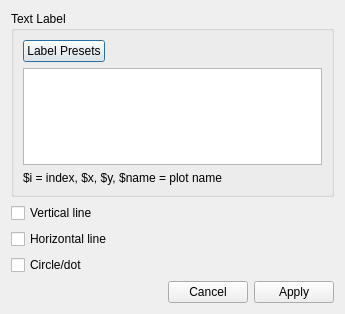
noedigcode/GidPlot, file src/MarkerEditDialog.ui: the form before one commit.
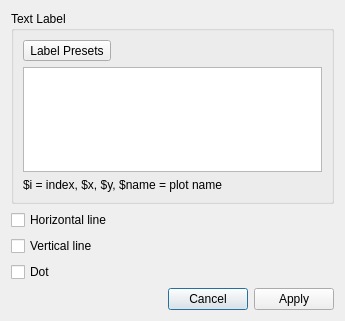
The form after the commit.

Commit message: Marker edit dialog: Put horizontal checkbox first. Change presets button to toolbutton with arrow.

```diff
--- a/src/MarkerEditDialog.ui
+++ b/src/MarkerEditDialog.ui
@@ -7,7 +7,7 @@
     <x>0</x>
     <y>0</y>
     <width>345</width>
-    <height>314</height>
+    <height>321</height>
    </rect>
   </property>
   <property name="windowTitle">
@@ -23,10 +23,19 @@
       <item>
        <layout class="QHBoxLayout" name="horizontalLayout">
         <item>
-         <widget class="QPushButton" name="pushButton_presets">
+         <widget class="QToolButton" name="toolButton_presets">
           <property name="text">
            <string>Label Presets</string>
           </property>
+          <property name="popupMode">
+           <enum>QToolButton::InstantPopup</enum>
+          </property>
+          <property name="toolButtonStyle">
+           <enum>Qt::ToolButtonTextBesideIcon</enum>
+          </property>
+          <property name="arrowType">
+           <enum>Qt::NoArrow</enum>
+          </property>
          </widget>
         </item>
         <item>
@@ -60,13 +69,6 @@
      </layout>
     </widget>
    </item>
-   <item>
-    <widget class="QCheckBox" name="checkBox_verticalLine">
-     <property name="text">
-      <string>Vertical line</string>
-     </property>
-    </widget>
-   </item>
    <item>
     <widget class="QCheckBox" name="checkBox_horizontalLine">
      <property name="text">
@@ -74,10 +76,17 @@
      </property>
     </widget>
    </item>
+   <item>
+    <widget class="QCheckBox" name="checkBox_verticalLine">
+     <property name="text">
+      <string>Vertical line</string>
+     </property>
+    </widget>
+   </item>
    <item>
     <widget class="QCheckBox" name="checkBox_dot">
      <property name="text">
-      <string>Circle/dot</string>
+      <string>Dot</string>
      </property>
     </widget>
    </item>
```
The commit also changes 2 other files.
